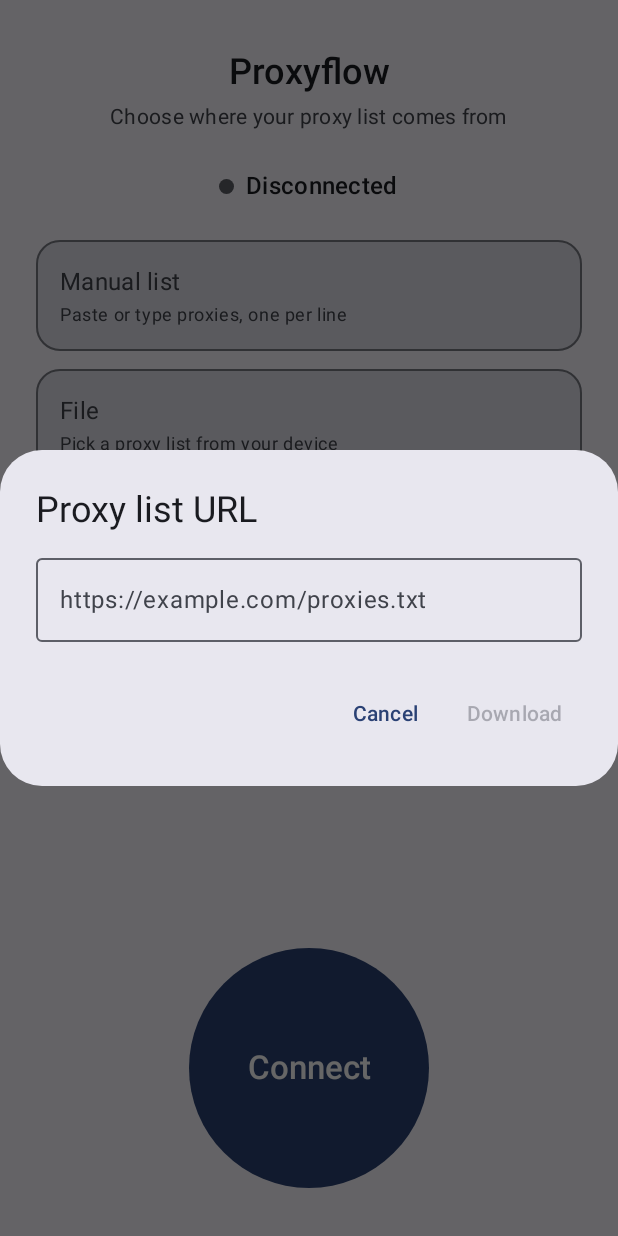
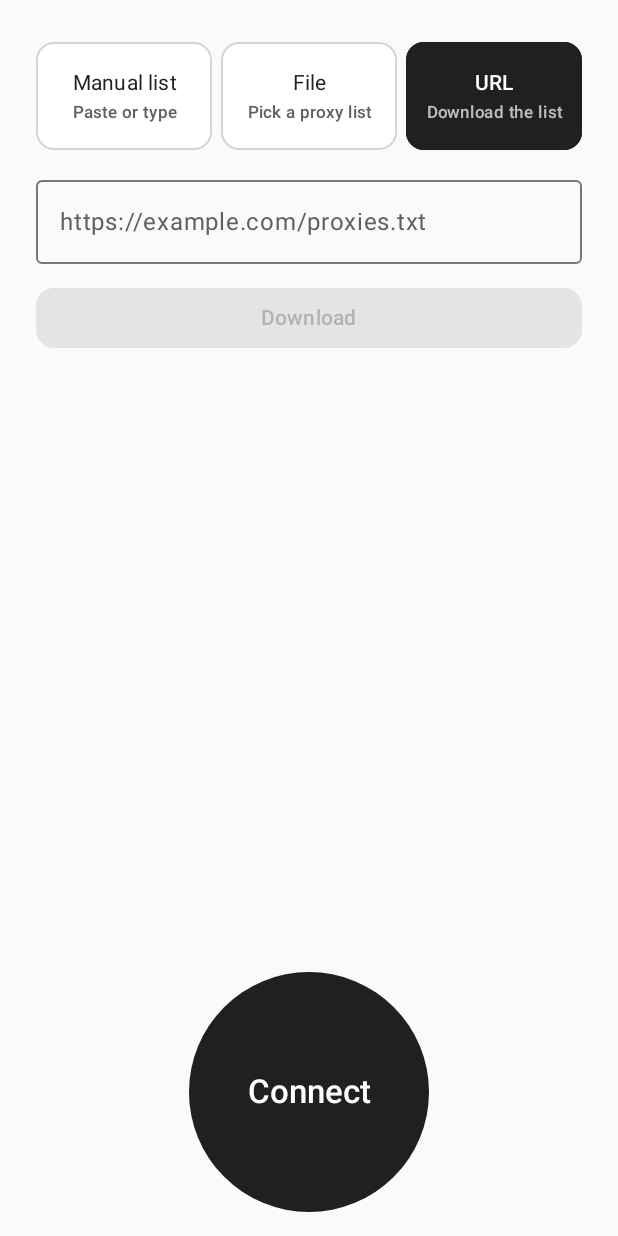
Before and after one commit to etidart/proxyflow_android, an Android app built with Jetpack Compose: the screen it shows after launch (MainActivity), after a tap on "URL", on a phone screen of 412 x 824 dp. Run offline under Robolectric (Android 15) with nearby library versions, the phone set to English and light mode, and no system bars; 1 other tap on this screen came first.

Commit message:
update ui design

```diff
--- a/proxyflow_android/app/src/main/java/io/github/etidart/proxyflow_android/MainActivity.kt
+++ b/proxyflow_android/app/src/main/java/io/github/etidart/proxyflow_android/MainActivity.kt
@@ -37,11 +37,6 @@ class MainActivity : ComponentActivity() {
     private var lastDownloadTimestamp by mutableStateOf(0L)
     private var isDownloading by mutableStateOf(false)
     private var isConnected by mutableStateOf(false)
-
-    private var showManualDialog by mutableStateOf(false)
-    private var showUrlDialog by mutableStateOf(false)
-    private var submitManualRequested by mutableStateOf(false)
-    private var submitUrlRequested by mutableStateOf(false)
 
     private var manualDraft by mutableStateOf("")
     private var urlDraft by mutableStateOf("")
@@ -87,25 +82,16 @@ class MainActivity : ComponentActivity() {
                     selectedMode = selectedMode,
                     manualText = manualText,
                     lastDownloadUrl = lastDownloadUrl,
-                    lastDownloadTimestamp = lastDownloadTimestamp,
                     isConnected = isConnected,
                     isDownloading = isDownloading,
-                    showManualDialog = showManualDialog,
-                    showUrlDialog = showUrlDialog,
-                    submitManual = submitManualRequested,
-                    submitUrl = submitUrlRequested,
                     manualDraft = manualDraft,
                     urlDraft = urlDraft,
-                    onManualDraftChange = { manualDraft = it },
+                    onManualDraftChange = ::onManualDraftChange,
                     onUrlDraftChange = { urlDraft = it },
                     onSelectMode = ::onModeSelected,
+                    onChooseFile = ::chooseProxyFile,
                     onConnectToggle = ::onConnectToggle,
-                    onDismissManualDialog = { showManualDialog = false },
-                    onSubmitManual = ::onSubmitManual,
-                    onDismissUrlDialog = { showUrlDialog = false },
                     onSubmitUrl = ::onSubmitUrl,
-                    onManualSubmitted = ::onManualSubmitted,
-                    onUrlSubmitted = ::onUrlSubmitted,
                 )
             }
         }
@@ -121,6 +107,8 @@ class MainActivity : ComponentActivity() {
         manualText = prefs.manualText
         lastDownloadUrl = prefs.lastDownloadUrl
         lastDownloadTimestamp = prefs.lastDownloadTimestamp
+        manualDraft = prefs.manualText
+        urlDraft = prefs.lastDownloadUrl.orEmpty()
         isConnected = PflowService.isRunning
     }
 
@@ -136,44 +124,29 @@ class MainActivity : ComponentActivity() {
         }
         selectedMode = mode
         prefs.sourceMode = mode
-        when (mode) {
-            SourceMode.MANUAL -> {
-                submitManualRequested = false
-                manualDraft = prefs.manualText
-                showManualDialog = true
-            }
-            SourceMode.FILE -> proxyFileLauncher.launch(arrayOf("text/*", "application/octet-stream"))
-            SourceMode.URL -> {
-                submitUrlRequested = false
-                urlDraft = prefs.lastDownloadUrl.orEmpty()
-                showUrlDialog = true
-            }
+    }
+
+    private fun chooseProxyFile() {
+        if (!isConnected) {
+            proxyFileLauncher.launch(arrayOf("text/*", "application/octet-stream"))
         }
     }
 
-    private fun onSubmitManual() {
-        submitManualRequested = true
-    }
-
-    private fun onManualSubmitted(content: String) {
-        submitManualRequested = false
+    private fun onManualDraftChange(content: String) {
+        manualDraft = content
         if (content.isBlank()) {
-            showError(getString(R.string.proxy_list_empty))
+            manualText = ""
+            prefs.manualText = ""
+            File(filesDir, PflowService.PFILENAME).delete()
             return
         }
-        showManualDialog = false
         manualText = content
         prefs.manualText = content
-        saveProxyList(content, downloadedUrl = null, fromManual = true)
+        saveProxyList(content, downloadedUrl = null, fromManual = true, notify = false)
     }
 
     private fun onSubmitUrl() {
-        submitUrlRequested = true
-    }
-
-    private fun onUrlSubmitted(url: String) {
-        submitUrlRequested = false
-        downloadProxyList(url)
+        downloadProxyList(urlDraft)
     }
 
     // endregion
@@ -217,13 +190,11 @@ class MainActivity : ComponentActivity() {
                 val text = String(content, Charsets.UTF_8)
                 runOnUiThread {
                     isDownloading = false
-                    showUrlDialog = false
                     saveProxyList(text, downloadedUrl = url, fromManual = false)
                 }
             } catch (error: IOException) {
                 runOnUiThread {
                     isDownloading = false
-                    showUrlDialog = false
                     showError(error.message ?: getString(R.string.proxy_download_error))
                 }
             }
@@ -249,9 +220,10 @@ class MainActivity : ComponentActivity() {
         content: String,
         downloadedUrl: String?,
         fromManual: Boolean,
+        notify: Boolean = true,
     ) {
         if (content.isBlank()) {
-            showError(getString(R.string.proxy_list_empty))
+            if (notify) showError(getString(R.string.proxy_list_empty))
             return
         }
         try {
@@ -268,7 +240,7 @@ class MainActivity : ComponentActivity() {
                 prefs.lastDownloadUrl = downloadedUrl
                 prefs.lastDownloadTimestamp = lastDownloadTimestamp
             }
-            showMessage(getString(R.string.proxy_list_saved))
+            if (notify) showMessage(getString(R.string.proxy_list_saved))
         } catch (error: IOException) {
             showError(error.message ?: getString(R.string.proxy_file_error))
         }
--- a/proxyflow_android/app/src/main/java/io/github/etidart/proxyflow_android/ui/MainScreen.kt
+++ b/proxyflow_android/app/src/main/java/io/github/etidart/proxyflow_android/ui/MainScreen.kt
@@ -1,15 +1,14 @@
 package io.github.etidart.proxyflow_android.ui
 
-import androidx.compose.foundation.background
 import androidx.compose.foundation.border
 import androidx.compose.foundation.clickable
-import androidx.compose.foundation.layout.Box
 import androidx.compose.foundation.layout.Column
 import androidx.compose.foundation.layout.Row
 import androidx.compose.foundation.layout.Spacer
 import androidx.compose.foundation.layout.fillMaxSize
 import androidx.compose.foundation.layout.fillMaxWidth
 import androidx.compose.foundation.layout.height
+import androidx.compose.foundation.layout.Arrangement
 import androidx.compose.foundation.layout.padding
 import androidx.compose.foundation.layout.safeDrawingPadding
 import androidx.compose.foundation.layout.size
@@ -24,20 +23,14 @@ import androidx.compose.material3.MaterialTheme
 import androidx.compose.material3.OutlinedTextField
 import androidx.compose.material3.Surface
 import androidx.compose.material3.Text
-import androidx.compose.material3.TextButton
 import androidx.compose.runtime.Composable
-import androidx.compose.runtime.LaunchedEffect
 import androidx.compose.ui.Alignment
 import androidx.compose.ui.Modifier
-import androidx.compose.ui.graphics.Color
 import androidx.compose.ui.text.font.FontWeight
 import androidx.compose.ui.text.style.TextAlign
 import androidx.compose.ui.unit.dp
 import io.github.etidart.proxyflow_android.R
 import io.github.etidart.proxyflow_android.SourceMode
-import java.text.SimpleDateFormat
-import java.util.Date
-import java.util.Locale
 
 private data class SourceOption(
     val mode: SourceMode,
@@ -56,25 +49,16 @@ fun MainScreen(
     selectedMode: SourceMode,
     manualText: String,
     lastDownloadUrl: String?,
-    lastDownloadTimestamp: Long,
     isConnected: Boolean,
     isDownloading: Boolean,
-    showManualDialog: Boolean,
-    showUrlDialog: Boolean,
-    submitManual: Boolean,
-    submitUrl: Boolean,
     manualDraft: String,
     urlDraft: String,
     onManualDraftChange: (String) -> Unit,
     onUrlDraftChange: (String) -> Unit,
     onSelectMode: (SourceMode) -> Unit,
+    onChooseFile: () -> Unit,
     onConnectToggle: () -> Unit,
-    onDismissManualDialog: () -> Unit,
-    onSubmitManual: () -> Unit,
-    onDismissUrlDialog: () -> Unit,
     onSubmitUrl: () -> Unit,
-    onManualSubmitted: (String) -> Unit,
-    onUrlSubmitted: (String) -> Unit,
 ) {
     Surface(
         modifier = Modifier.fillMaxSize(),
@@ -84,27 +68,17 @@ fun MainScreen(
             modifier = Modifier
                 .fillMaxSize()
                 .safeDrawingPadding()
-                .padding(horizontal = 24.dp, vertical = 32.dp),
+                .padding(horizontal = 24.dp, vertical = 16.dp),
             horizontalAlignment = Alignment.CenterHorizontally,
         ) {
-            Text(
-                text = stringResourceCompat(R.string.app_name),
-                style = MaterialTheme.typography.headlineSmall,
-                fontWeight = FontWeight.SemiBold,
-            )
-            Spacer(Modifier.height(4.dp))
-            Text(
-                text = stringResourceCompat(R.string.app_tagline),
-                style = MaterialTheme.typography.bodyMedium,
-                color = MaterialTheme.colorScheme.onSurfaceVariant,
-            )
-
-            Spacer(Modifier.height(24.dp))
-            StatusRow(isConnected = isConnected, lastDownloadTimestamp = lastDownloadTimestamp)
-
-            Spacer(Modifier.height(24.dp))
+            Spacer(Modifier.height(12.dp))
+            Row(
+                modifier = Modifier.fillMaxWidth(),
+                horizontalArrangement = Arrangement.spacedBy(6.dp),
+            ) {
                 options.forEach { option ->
                     SourceCard(
+                        modifier = Modifier.weight(1f),
                         option = option,
                         selected = option.mode == selectedMode,
                         enabled = !isConnected,
@@ -119,7 +93,27 @@ fun MainScreen(
                         },
                         onClick = { onSelectMode(option.mode) },
                     )
-                Spacer(Modifier.height(12.dp))
+                }
+            }
+
+            Spacer(Modifier.height(20.dp))
+            when (selectedMode) {
+                SourceMode.MANUAL -> ManualSourceEditor(
+                    text = manualDraft,
+                    enabled = !isConnected,
+                    onTextChange = onManualDraftChange,
+                )
+                SourceMode.URL -> UrlSourceEditor(
+                    url = urlDraft,
+                    isDownloading = isDownloading,
+                    enabled = !isConnected,
+                    onUrlChange = onUrlDraftChange,
+                    onSubmit = onSubmitUrl,
+                )
+                SourceMode.FILE -> FileSourcePicker(
+                    enabled = !isConnected,
+                    onChooseFile = onChooseFile,
+                )
             }
 
             Spacer(Modifier.weight(1f))
@@ -130,64 +124,11 @@ fun MainScreen(
             )
         }
     }
-
-    if (showManualDialog) {
-        ManualDialog(
-            text = manualDraft,
-            submit = submitManual,
-            onTextChange = onManualDraftChange,
-            onDismiss = onDismissManualDialog,
-            onConfirm = onSubmitManual,
-            onSubmitted = onManualSubmitted,
-        )
-    }
-
-    if (showUrlDialog) {
-        UrlDialog(
-            url = urlDraft,
-            isDownloading = isDownloading,
-            submit = submitUrl,
-            onUrlChange = onUrlDraftChange,
-            onDismiss = onDismissUrlDialog,
-            onConfirm = onSubmitUrl,
-            onSubmitted = onUrlSubmitted,
-        )
-    }
-}
-
-@Composable
-private fun StatusRow(isConnected: Boolean, lastDownloadTimestamp: Long) {
-    Row(verticalAlignment = Alignment.CenterVertically) {
-        Box(
-            modifier = Modifier
-                .size(10.dp)
-                .background(
-                    color = if (isConnected) Color(0xFF2E7D32) else MaterialTheme.colorScheme.outline,
-                    shape = CircleShape,
-                )
-        )
-        Spacer(Modifier.width(8.dp))
-        Column {
-            Text(
-                text = stringResourceCompat(
-                    if (isConnected) R.string.status_connected else R.string.status_disconnected
-                ),
-                style = MaterialTheme.typography.titleMedium,
-                fontWeight = FontWeight.Medium,
-            )
-            if (lastDownloadTimestamp > 0L) {
-                Text(
-                    text = stringResourceCompat(R.string.last_download_at, formatTimestamp(lastDownloadTimestamp)),
-                    style = MaterialTheme.typography.bodySmall,
-                    color = MaterialTheme.colorScheme.onSurfaceVariant,
-                )
-            }
-        }
-    }
 }
 
 @Composable
 private fun SourceCard(
+    modifier: Modifier = Modifier,
     option: SourceOption,
     selected: Boolean,
     enabled: Boolean,
@@ -200,35 +141,53 @@ private fun SourceCard(
         MaterialTheme.colorScheme.outlineVariant
     }
     Card(
-        modifier = Modifier
-            .fillMaxWidth()
+        modifier = modifier
+            .height(72.dp)
             .border(
-                width = if (selected) 2.dp else 1.dp,
+                width = 1.dp,
                 color = borderColor,
-                shape = RoundedCornerShape(16.dp),
+                shape = RoundedCornerShape(12.dp),
             )
             .clickable(enabled = enabled, onClick = onClick),
-        shape = RoundedCornerShape(16.dp),
+        shape = RoundedCornerShape(12.dp),
         colors = CardDefaults.cardColors(
             containerColor = if (selected) {
-                MaterialTheme.colorScheme.primaryContainer
+                MaterialTheme.colorScheme.onSurface
             } else {
-                MaterialTheme.colorScheme.surfaceVariant
+                MaterialTheme.colorScheme.surface
             },
         ),
     ) {
-        Column(modifier = Modifier.padding(16.dp)) {
+        Column(
+            modifier = Modifier
+                .fillMaxSize()
+                .padding(horizontal = 8.dp, vertical = 10.dp),
+            horizontalAlignment = Alignment.CenterHorizontally,
+            verticalArrangement = Arrangement.Center,
+        ) {
             Text(
                 text = stringResourceCompat(option.titleRes),
-                style = MaterialTheme.typography.titleMedium,
+                style = MaterialTheme.typography.labelLarge,
                 fontWeight = if (selected) FontWeight.SemiBold else FontWeight.Normal,
+                color = if (selected) {
+                    MaterialTheme.colorScheme.surface
+                } else {
+                    MaterialTheme.colorScheme.onSurface
+                },
+                textAlign = TextAlign.Center,
+                maxLines = 1,
             )
             Spacer(Modifier.height(2.dp))
             Text(
                 text = detail ?: stringResourceCompat(option.subtitleRes),
-                style = MaterialTheme.typography.bodySmall,
-                color = MaterialTheme.colorScheme.onSurfaceVariant,
-                maxLines = if (detail == null) Int.MAX_VALUE else 1,
+                style = MaterialTheme.typography.labelSmall,
+                color = if (selected) {
+                    MaterialTheme.colorScheme.surface.copy(alpha = 0.7f)
+                } else {
+                    MaterialTheme.colorScheme.onSurfaceVariant
+                },
+                textAlign = TextAlign.Center,
+                maxLines = 1,
             )
         }
     }
@@ -270,92 +229,80 @@ private fun ConnectButton(
 }
 
 @Composable
-private fun ManualDialog(
+private fun ManualSourceEditor(
     text: String,
-    submit: Boolean,
+    enabled: Boolean,
     onTextChange: (String) -> Unit,
-    onDismiss: () -> Unit,
-    onConfirm: () -> Unit,
-    onSubmitted: (String) -> Unit,
 ) {
-    LaunchedEffect(submit) {
-        if (submit) onSubmitted(text)
-    }
-    androidx.compose.material3.AlertDialog(
-        onDismissRequest = onDismiss,
-        title = { Text(stringResourceCompat(R.string.manual_proxy_list_title)) },
-        text = {
     OutlinedTextField(
         value = text,
         onValueChange = onTextChange,
+        enabled = enabled,
         modifier = Modifier
             .fillMaxWidth()
             .height(220.dp),
         placeholder = { Text(stringResourceCompat(R.string.proxy_list_hint)) },
     )
-        },
-        confirmButton = {
-            TextButton(onClick = onConfirm, enabled = text.isNotBlank()) {
-                Text(stringResourceCompat(R.string.save_label))
-            }
-        },
-        dismissButton = {
-            TextButton(onClick = onDismiss) {
-                Text(stringResourceCompat(R.string.cancel_label))
-            }
-        },
-    )
 }
 
 @Composable
-private fun UrlDialog(
+private fun UrlSourceEditor(
     url: String,
     isDownloading: Boolean,
-    submit: Boolean,
+    enabled: Boolean,
     onUrlChange: (String) -> Unit,
-    onDismiss: () -> Unit,
-    onConfirm: () -> Unit,
-    onSubmitted: (String) -> Unit,
+    onSubmit: () -> Unit,
 ) {
-    LaunchedEffect(submit) {
-        if (submit) onSubmitted(url)
-    }
-    androidx.compose.material3.AlertDialog(
-        onDismissRequest = onDismiss,
-        title = { Text(stringResourceCompat(R.string.proxy_url_title)) },
-        text = {
-            Column {
+    Column(modifier = Modifier.fillMaxWidth()) {
         OutlinedTextField(
             value = url,
             onValueChange = onUrlChange,
+            enabled = enabled && !isDownloading,
             modifier = Modifier.fillMaxWidth(),
             singleLine = true,
             placeholder = { Text(stringResourceCompat(R.string.proxy_url_hint)) },
         )
+        Spacer(Modifier.height(12.dp))
+        Button(
+            onClick = onSubmit,
+            enabled = enabled && !isDownloading && url.isNotBlank(),
+            modifier = Modifier.fillMaxWidth(),
+            shape = RoundedCornerShape(12.dp),
+        ) {
             if (isDownloading) {
-                    Spacer(Modifier.height(16.dp))
-                    Row(verticalAlignment = Alignment.CenterVertically) {
-                        CircularProgressIndicator(modifier = Modifier.size(20.dp), strokeWidth = 2.dp)
-                        Spacer(Modifier.width(12.dp))
-                        Text(stringResourceCompat(R.string.downloading_proxy_list))
+                CircularProgressIndicator(
+                    modifier = Modifier.size(18.dp),
+                    strokeWidth = 2.dp,
+                    color = MaterialTheme.colorScheme.onPrimary,
+                )
+                Spacer(Modifier.width(8.dp))
+            }
+            Text(
+                if (isDownloading) {
+                    stringResourceCompat(R.string.downloading_proxy_list)
+                } else {
+                    stringResourceCompat(R.string.download_label)
+                }
+            )
         }
     }
 }
-        },
-        confirmButton = {
-            TextButton(
-                onClick = onConfirm,
-                enabled = !isDownloading && url.isNotBlank(),
+
+@Composable
+private fun FileSourcePicker(
+    enabled: Boolean,
+    onChooseFile: () -> Unit,
 ) {
-                Text(stringResourceCompat(R.string.download_label))
+    Button(
+        onClick = onChooseFile,
+        enabled = enabled,
+        modifier = Modifier
+            .fillMaxWidth()
+            .height(56.dp),
+        shape = RoundedCornerShape(12.dp),
+    ) {
+        Text(stringResourceCompat(R.string.choose_file_label))
     }
-        },
-        dismissButton = {
-            TextButton(onClick = onDismiss) {
-                Text(stringResourceCompat(R.string.cancel_label))
-            }
-        },
-    )
 }
 
 @Composable
@@ -366,6 +313,3 @@ private fun stringResourceCompat(id: Int, vararg args: Any): String {
         androidx.compose.ui.res.stringResource(id, *args)
     }
 }
-
-private fun formatTimestamp(timestamp: Long): String =
-    SimpleDateFormat("yyyy-MM-dd HH:mm:ss", Locale.getDefault()).format(Date(timestamp))
--- a/proxyflow_android/app/src/main/java/io/github/etidart/proxyflow_android/ui/theme/Color.kt
+++ b/proxyflow_android/app/src/main/java/io/github/etidart/proxyflow_android/ui/theme/Color.kt
@@ -2,10 +2,5 @@ package io.github.etidart.proxyflow_android.ui.theme
 
 import androidx.compose.ui.graphics.Color
 
-val Purple80 = Color(0xFFD0BCFF)
-val PurpleGrey80 = Color(0xFFCCC2DC)
-val Pink80 = Color(0xFFEFB8C8)
-
-val Purple40 = Color(0xFF6650a4)
-val PurpleGrey40 = Color(0xFF625b71)
-val Pink40 = Color(0xFF7D5260)
+val Black = Color(0xFF000000)
+val White = Color(0xFFFFFFFF)
--- a/proxyflow_android/app/src/main/java/io/github/etidart/proxyflow_android/ui/theme/Theme.kt
+++ b/proxyflow_android/app/src/main/java/io/github/etidart/proxyflow_android/ui/theme/Theme.kt
@@ -1,57 +1,69 @@
 package io.github.etidart.proxyflow_android.ui.theme
 
 import android.app.Activity
-import android.os.Build
 import androidx.compose.foundation.isSystemInDarkTheme
 import androidx.compose.material3.MaterialTheme
 import androidx.compose.material3.darkColorScheme
-import androidx.compose.material3.dynamicDarkColorScheme
-import androidx.compose.material3.dynamicLightColorScheme
 import androidx.compose.material3.lightColorScheme
 import androidx.compose.runtime.Composable
 import androidx.compose.runtime.SideEffect
-import androidx.compose.ui.platform.LocalContext
 import androidx.compose.ui.platform.LocalView
 import androidx.core.view.WindowCompat
+import androidx.compose.ui.graphics.Color
 
 private val DarkColorScheme = darkColorScheme(
-    primary = Purple80,
-    secondary = PurpleGrey80,
-    tertiary = Pink80
+    primary = Color(0xFFF2F2F2),
+    onPrimary = Color(0xFF111111),
+    primaryContainer = Color(0xFFE5E5E5),
+    onPrimaryContainer = Color(0xFF111111),
+    secondary = Color(0xFFCFCFCF),
+    onSecondary = Color(0xFF111111),
+    tertiary = Color(0xFFB8B8B8),
+    onTertiary = Color(0xFF111111),
+    background = Color(0xFF121212),
+    onBackground = Color(0xFFF5F5F5),
+    surface = Color(0xFF1A1A1A),
+    onSurface = Color(0xFFF5F5F5),
+    surfaceVariant = Color(0xFF242424),
+    onSurfaceVariant = Color(0xFFC7C7C7),
+    outline = Color(0xFF888888),
+    outlineVariant = Color(0xFF454545),
+    error = Color(0xFFE0E0E0),
+    onError = Color(0xFF161616),
+    errorContainer = Color(0xFF353535),
+    onErrorContainer = Color(0xFFF2F2F2),
 )
 
 private val LightColorScheme = lightColorScheme(
-    primary = Purple40,
-    secondary = PurpleGrey40,
-    tertiary = Pink40
-
-    /* Other default colors to override
-    background = Color(0xFFFFFBFE),
-    surface = Color(0xFFFFFBFE),
-    onPrimary = Color.White,
-    onSecondary = Color.White,
-    onTertiary = Color.White,
-    onBackground = Color(0xFF1C1B1F),
-    onSurface = Color(0xFF1C1B1F),
-    */
+    primary = Color(0xFF202020),
+    onPrimary = Color(0xFFFFFFFF),
+    primaryContainer = Color(0xFF3A3A3A),
+    onPrimaryContainer = Color(0xFFFFFFFF),
+    secondary = Color(0xFF555555),
+    onSecondary = Color(0xFFFFFFFF),
+    tertiary = Color(0xFF777777),
+    onTertiary = Color(0xFFFFFFFF),
+    background = Color(0xFFFAFAFA),
+    onBackground = Color(0xFF202020),
+    surface = Color(0xFFFFFFFF),
+    onSurface = Color(0xFF202020),
+    surfaceVariant = Color(0xFFECECEC),
+    onSurfaceVariant = Color(0xFF606060),
+    outline = Color(0xFF777777),
+    outlineVariant = Color(0xFFD4D4D4),
+    error = Color(0xFF303030),
+    onError = Color(0xFFFFFFFF),
+    errorContainer = Color(0xFF555555),
+    onErrorContainer = Color(0xFFFFFFFF),
 )
 
 @Composable
 fun Proxyflow_androidTheme(
     darkTheme: Boolean = isSystemInDarkTheme(),
-    // Dynamic color is available on Android 12+
-    dynamicColor: Boolean = true,
+    dynamicColor: Boolean = false,
     content: @Composable () -> Unit
 ) {
-    val colorScheme = when {
-        dynamicColor && Build.VERSION.SDK_INT >= Build.VERSION_CODES.S -> {
-            val context = LocalContext.current
-            if (darkTheme) dynamicDarkColorScheme(context) else dynamicLightColorScheme(context)
-        }
-
-        darkTheme -> DarkColorScheme
-        else -> LightColorScheme
-    }
+    val colorScheme = if (darkTheme) DarkColorScheme else LightColorScheme
 
     val view = LocalView.current
     if (!view.isInEditMode) {
--- a/proxyflow_android/app/src/main/res/values/strings.xml
+++ b/proxyflow_android/app/src/main/res/values/strings.xml
@@ -20,6 +20,7 @@
     <string name="proxy_url_title">Proxy list URL</string>
     <string name="proxy_url_hint">https://example.com/proxies.txt</string>
     <string name="download_label">Download</string>
+    <string name="choose_file_label">Choose a file</string>
     <string name="save_label">Save</string>
     <string name="cancel_label">Cancel</string>
 
```
Lines whose indentation alone changed are shown as unchanged.
